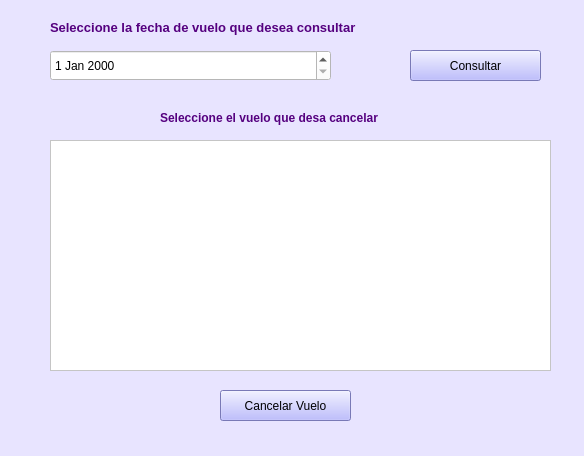
Before: the Qt Designer form Interfaces Aeropuerto/consultarAgenda.ui in vanesagustin98/Aerocamp, drawn with Qt 5.
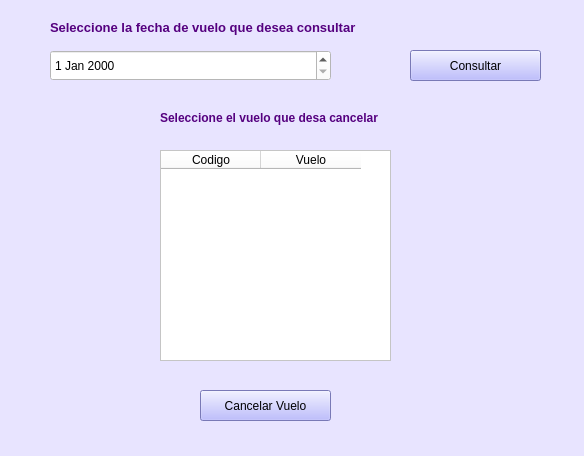
After: the same form once the commit is applied.

```diff
--- a/Interfaces Aeropuerto/consultarAgenda.ui
+++ b/Interfaces Aeropuerto/consultarAgenda.ui
@@ -49,7 +49,7 @@
    <widget class="QPushButton" name="bt_cancelarVuelo">
     <property name="geometry">
      <rect>
-      <x>220</x>
+      <x>200</x>
       <y>390</y>
       <width>131</width>
       <height>31</height>
@@ -62,19 +62,6 @@
      <string>Cancelar Vuelo</string>
     </property>
    </widget>
-   <widget class="QListWidget" name="tableWidget">
-    <property name="geometry">
-     <rect>
-      <x>50</x>
-      <y>140</y>
-      <width>501</width>
-      <height>231</height>
-     </rect>
-    </property>
-    <property name="styleSheet">
-     <string notr="true">background-color: rgb(255, 255, 255);</string>
-    </property>
-   </widget>
    <widget class="QLabel" name="label">
     <property name="geometry">
      <rect>
@@ -114,6 +101,29 @@
      <string>Seleccione el vuelo que desa cancelar</string>
     </property>
    </widget>
+   <widget class="QTableWidget" name="tableWidget">
+    <property name="geometry">
+     <rect>
+      <x>160</x>
+      <y>150</y>
+      <width>231</width>
+      <height>211</height>
+     </rect>
+    </property>
+    <property name="styleSheet">
+     <string notr="true">background-color: rgb(255, 255, 255);</string>
+    </property>
+    <column>
+     <property name="text">
+      <string>Codigo</string>
+     </property>
+    </column>
+    <column>
+     <property name="text">
+      <string>Vuelo</string>
+     </property>
+    </column>
+   </widget>
   </widget>
   <widget class="QStatusBar" name="statusbar"/>
  </widget>
```
